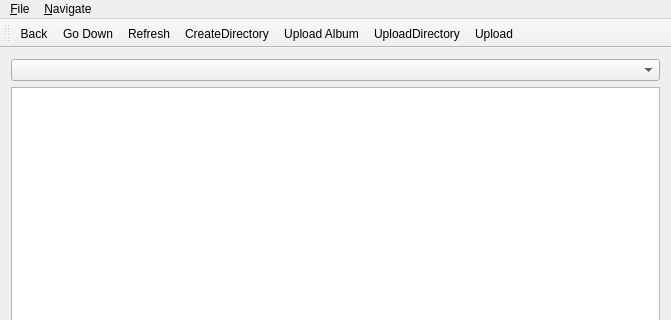
This is qt/mainwindow.ui in whoozle/android-file-transfer-linux as Qt 5 draws it before an edit; both pictures show x 0 to 671 and y 0 to 320 of the 671 by 588 pixel window. The edited form follows.
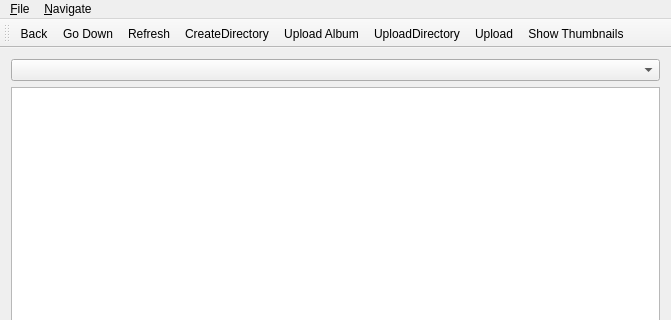
This is the edited form. Icons and pictures are not drawn.

Commit message: added show previews button

```diff
--- a/qt/mainwindow.ui
+++ b/qt/mainwindow.ui
@@ -99,6 +99,7 @@
    <addaction name="actionUpload_Album"/>
    <addaction name="actionUploadDirectory"/>
    <addaction name="actionUpload"/>
+   <addaction name="actionShowThumbnails"/>
   </widget>
   <widget class="QStatusBar" name="statusBar"/>
   <action name="actionUpload">
@@ -219,6 +220,17 @@
     <string>Ctrl+V</string>
    </property>
   </action>
+  <action name="actionShowThumbnails">
+   <property name="checkable">
+    <bool>true</bool>
+   </property>
+   <property name="text">
+    <string>Show Thumbnails</string>
+   </property>
+   <property name="toolTip">
+    <string>Show Thumbnails of images where available</string>
+   </property>
+  </action>
  </widget>
  <layoutdefault spacing="6" margin="11"/>
  <resources/>
```
Left out of the diff: 2 changed lines with no effect on the pictures. The commit also changes 2 other files.
